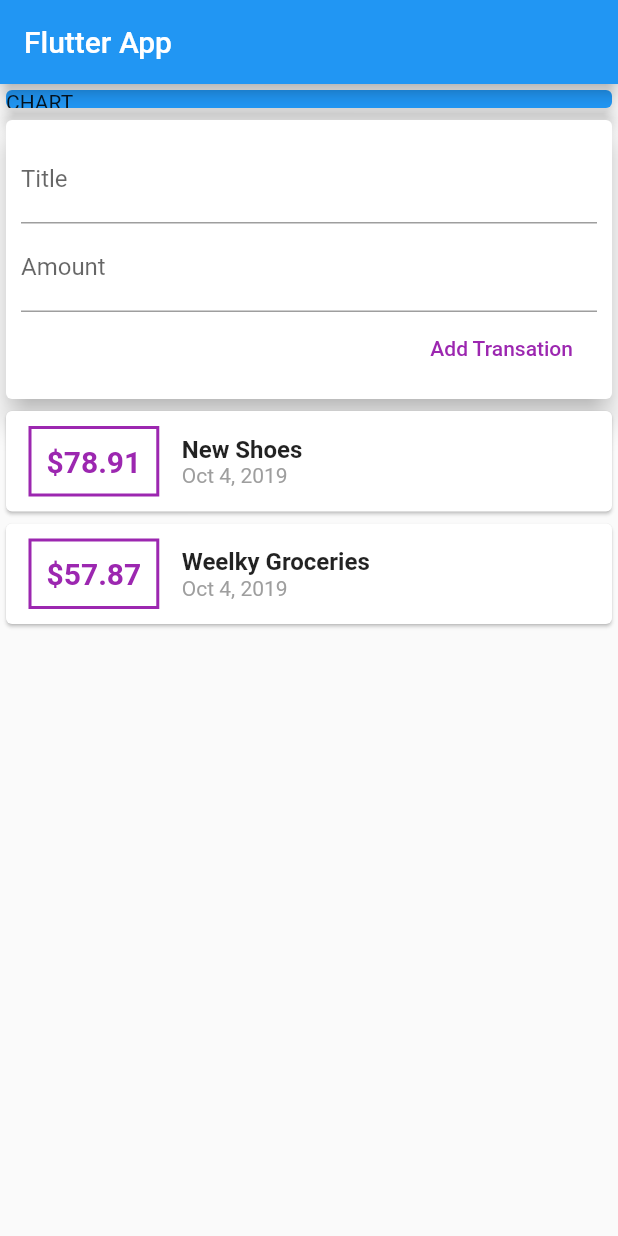
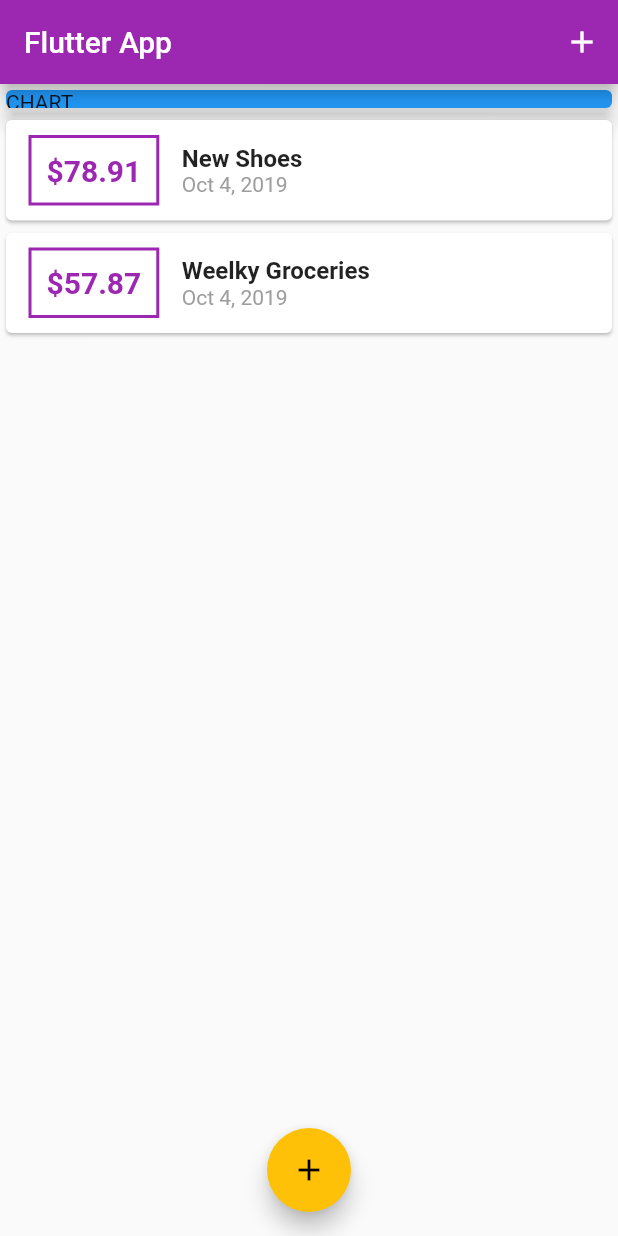
Before and after one commit to regisfbrilhante/personal_expenses, a Flutter app: the screen it shows after launch, on a phone screen of 412 x 824 dp. Run offline on Flutter 3.47's test engine with Material 2 defaults, Android fonts, the phone set to English and light mode, and no system bars.

Commit message:
corrigir _addnewtransaction

```diff
--- a/lib/main.dart
+++ b/lib/main.dart
@@ -1,6 +1,8 @@
 import 'package:flutter/material.dart';
-import 'package:personal_expenses/widgets/user_transaction.dart';
-
+import 'package:personal_expenses/widgets/new_transaction.dart';
+import 'package:personal_expenses/widgets/transaction_list.dart';
+import './widgets/transaction_list.dart';
+import './models/transaction.dart';
 
 void main() => runApp(MyApp());
 
@@ -10,26 +12,79 @@ class MyApp extends StatelessWidget {
     return MaterialApp(
       title: 'Flutter Demo',
       theme: ThemeData(
-        primarySwatch: Colors.blue,
+        primarySwatch: Colors.purple,
+        accentColor: Colors.amber,
       ),
       home: MyHomePage(),
     );
   }
 }
 
-class MyHomePage extends StatelessWidget {
+class MyHomePage extends StatefulWidget {
+  @override
+  _MyHomePageState createState() => _MyHomePageState();
+}
+
+class _MyHomePageState extends State<MyHomePage> {
+  final List<Transaction> _userTransactions = [
+    Transaction(
+      id: 't1',
+      title: 'New Shoes',
+      amount: 78.91,
+      date: DateTime.now(),
+    ),
+    Transaction(
+        id: 't2',
+        title: 'Weelky Groceries',
+        amount: 57.87,
+        date: DateTime.now()),
+  ];
+
+  void _addNewTransaction(String txTitle, double txAmount) {
+    final newTx = Transaction(
+      title: txTitle,
+      amount: txAmount,
+      date: DateTime.now(),
+      id: DateTime.now().toString(),
+    );
+
+    setState(() {
+      _userTransactions.add(newTx);
+    });
+  }
+
+  void _startAddNewTransaction(BuildContext ctx) {
+    showModalBottomSheet(
+      context: ctx,
+      builder: (_) {
+        return GestureDetector(
+           onTap: () {},
+          child: NewTransaction(_addNewTransaction),
+          behavior: HitTestBehavior.opaque,
+
+        );
+      },
+    );
+  }
 
   @override
   Widget build(BuildContext context) {
     return Scaffold(
       appBar: AppBar(
         title: Text('Flutter App'),
+        actions: <Widget>[
+          IconButton(
+            icon: Icon(
+              Icons.add,
+            ),
+            onPressed: () => _startAddNewTransaction(context),
+          ),
+        ],
       ),
       body: SingleChildScrollView(
-              child: Column(
+        child: Column(
           children: <Widget>[
             Container(
-
               width: double.infinity,
               height: 20,
               child: Card(
@@ -38,9 +93,16 @@ class MyHomePage extends StatelessWidget {
                 elevation: 5,
               ),
             ),
-            UserTransactions(),
+            TransactionList(
+              transactions: _userTransactions,
+            ),
           ],
         ),
+      ),
+      floatingActionButtonLocation: FloatingActionButtonLocation.centerFloat,
+      floatingActionButton: FloatingActionButton(
+        child: Icon(Icons.add),
+        onPressed: () => _startAddNewTransaction(context),
       ),
     );
   }
--- a/lib/widgets/transaction_list.dart
+++ b/lib/widgets/transaction_list.dart
@@ -11,7 +11,7 @@ class TransactionList extends StatelessWidget {
   @override
   Widget build(BuildContext context) {
     return Container(
-      height: 200,
+      height: 430,
       child: ListView.builder(
         itemBuilder: (ctx, index) {
           return Card(
@@ -24,17 +24,17 @@ class TransactionList extends StatelessWidget {
                   ),
                   decoration: BoxDecoration(
                     border: Border.all(
-                      color: Colors.purple,
+                      color: Theme.of(context).primaryColor,
                       width: 2,
                     ),
                   ),
                   padding: EdgeInsets.all(10),
                   child: Text(
-                    '\$${transactions[index].amount}',
+                    '\$${transactions[index].amount.toStringAsFixed(2)}',
                     style: TextStyle(
                       fontWeight: FontWeight.bold,
                       fontSize: 20,
-                      color: Colors.purple,
+                      color: Theme.of(context).primaryColor,
                     ),
                   ),
                 ),
--- a/lib/widgets/user_transaction.dart
+++ b/lib/widgets/user_transaction.dart
@@ -1,7 +1,6 @@
 import 'package:flutter/material.dart';
 import '../widgets/new_transaction.dart';
-import '../widgets/transaction_list.dart';
-import '../models/transaction.dart';
+
 
 class UserTransactions extends StatefulWidget {
   @override
@@ -9,41 +8,14 @@ class UserTransactions extends StatefulWidget {
 }
 
 class _UserTransactionsState extends State<UserTransactions> {
-  final List<Transaction> _userTransactions = [
-    Transaction(
-      id: 't1',
-      title: 'New Shoes',
-      amount: 78.91,
-      date: DateTime.now(),
-    ),
-    Transaction(
-        id: 't2',
-        title: 'Weelky Groceries',
-        amount: 57.87,
-        date: DateTime.now()),
-  ];
 
-  void _addNewTransaction(String txTitle, double txAmount) {
-    final newTx = Transaction(
-      title: txTitle,
-      amount: txAmount,
-      date: DateTime.now(),
-      id: DateTime.now().toString(),
-    );
-
-    setState(() {
-      _userTransactions.add(newTx);
-    });
-  }
 
   @override
   Widget build(BuildContext context) {
     return Column(
       children: <Widget>[
         NewTransaction(_addNewTransaction),
-        TransactionList(
-          transactions: _userTransactions,
-        ),
+
       ],
     );
   }
```
Also changed, not shown: lib/widgets/new_transaction.dart (+31 -9 lines).
